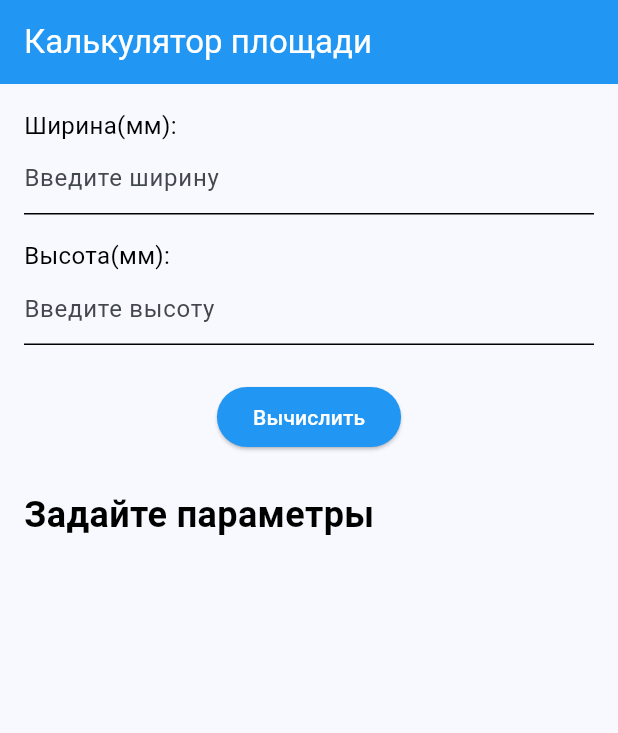
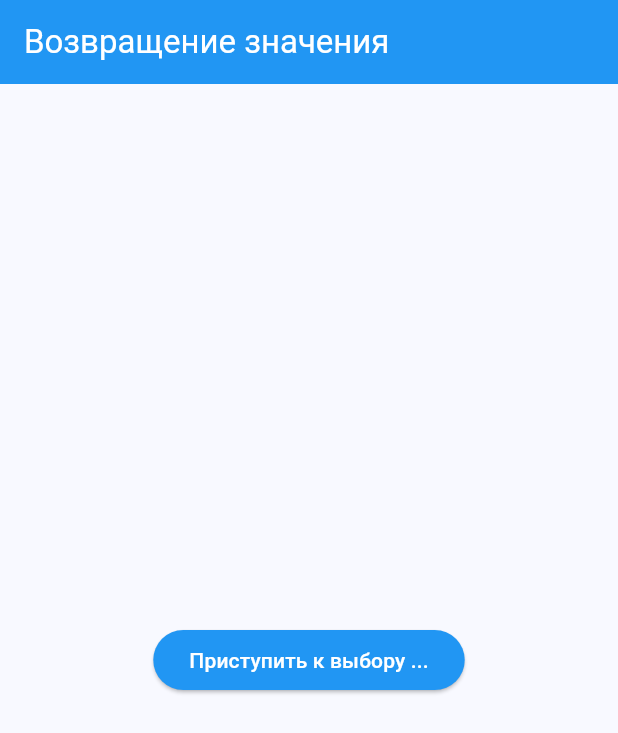
Before and after one commit to Prolesk/PI2303_Proleskovskiy, a Flutter app: the screen it shows after launch, on a phone screen of 412 x 824 dp. Shown: the top 733 px of the screen. Run offline on Flutter 3.47's test engine with Material 3 defaults, Android fonts, the phone set to English and light mode, and no system bars.

Commit message:
Добавлен переход, нажатие и всплывающее сообщение

```diff
--- a/myapp/lib/main.dart
+++ b/myapp/lib/main.dart
@@ -10,60 +10,25 @@ class MyApp extends StatelessWidget {
   @override
   Widget build(BuildContext context) {
     return MaterialApp(
-      title: 'Калькулятор площади',
+      title: 'Навигация',
       theme: ThemeData(
         colorScheme: ColorScheme.fromSeed(seedColor: Colors.blue),
       ),
-      home: const CalculatorPage(),
+      home: const FirstScreen(),
     );
   }
 }
 
-class CalculatorPage extends StatefulWidget {
-  const CalculatorPage({super.key});
+class FirstScreen extends StatelessWidget {
+  const FirstScreen({super.key});
 
-  @override
-  State<CalculatorPage> createState() => _CalculatorPageState();
-}
-
-class _CalculatorPageState extends State<CalculatorPage> {
-  final _formKey = GlobalKey<FormState>();
-  final TextEditingController _widthController = TextEditingController();
-  final TextEditingController _heightController = TextEditingController();
-
-  String _resultText = 'Задайте параметры';
-
-  void _validateAndCalculate() {
-    if (_formKey.currentState!.validate()) {
-      double width = double.parse(_widthController.text);
-      double height = double.parse(_heightController.text);
-      double area = width * height;
-
-      setState(() {
-        _resultText = 'S = $width × $height = ${area.toStringAsFixed(2)} мм²';
-      });
-    } else {
-      setState(() {
-        _resultText = 'Задайте параметры';
-      });
-    }
-  }
-
-  String? _validateInput(String? value) {
-    if (value == null || value.isEmpty) {
-      return 'Заполните поле';
-    }
-    if (value.contains('e') || value.contains('E')) {
-      return 'Числа с E не допускаются';
-    }
-    final number = double.tryParse(value);
-    if (number == null) {
-      return 'Введите корректное число';
-    }
-    if (number < 0) {
-      return 'Число не может быть отрицательным';
-    }
-    return null;
+  void _showResult(BuildContext context, String choice) {
+    ScaffoldMessenger.of(context).showSnackBar(
+      SnackBar(
+        content: Text(choice, style: const TextStyle(color: Colors.white)),
+        backgroundColor: Colors.black,
+      ),
+    );
   }
 
   @override
@@ -72,76 +37,81 @@ class _CalculatorPageState extends State<CalculatorPage> {
       appBar: AppBar(
         backgroundColor: Colors.blue,
         title: const Text(
-          'Калькулятор площади',
+          'Возвращение значения',
           style: TextStyle(color: Colors.white),
         ),
         centerTitle: false,
       ),
-      body: Padding(
-        padding: const EdgeInsets.all(16.0),
-        child: Form(
-          key: _formKey,
-          child: Column(
-            crossAxisAlignment: CrossAxisAlignment.start,
-            children: [
-              const Text(
-                'Ширина(мм):',
-                style: TextStyle(fontSize: 16, color: Colors.black),
-              ),
-              TextFormField(
-                controller: _widthController,
-                keyboardType: TextInputType.number,
-                decoration: const InputDecoration(
-                  hintText: 'Введите ширину',
-                  border: UnderlineInputBorder(),
-                  focusedBorder: UnderlineInputBorder(),
-                  enabledBorder: UnderlineInputBorder(),
-                ),
-                validator: _validateInput,
-              ),
-              const SizedBox(height: 16),
-
-              const Text(
-                'Высота(мм):',
-                style: TextStyle(fontSize: 16, color: Colors.black),
-              ),
-              TextFormField(
-                controller: _heightController,
-                keyboardType: TextInputType.number,
-                decoration: const InputDecoration(
-                  hintText: 'Введите высоту',
-                  border: UnderlineInputBorder(),
-                  focusedBorder: UnderlineInputBorder(),
-                  enabledBorder: UnderlineInputBorder(),
-                ),
-                validator: _validateInput,
-              ),
-              const SizedBox(height: 24),
-
-              Center(
-                child: ElevatedButton(
-                  onPressed: _validateAndCalculate,
-                  style: ElevatedButton.styleFrom(
-                    backgroundColor: Colors.blue,
-                    foregroundColor: Colors.white,
-                  ),
-                  child: const Text('Вычислить'),
-                ),
-              ),
-              const SizedBox(height: 24),
-
-              Text(
-                _resultText,
-                style: const TextStyle(
-                  fontSize: 24,
-                  fontWeight: FontWeight.bold,
-                  color: Colors.black,
-                ),
-              ),
-            ],
+      body: Center(
+        child: ElevatedButton(
+          onPressed: () async {
+            final result = await Navigator.push(
+              context,
+              MaterialPageRoute(builder: (context) => const SecondScreen()),
+            );
+            if (result != null) {
+              _showResult(context, result);
+            }
+          },
+          style: ElevatedButton.styleFrom(
+            backgroundColor: Colors.blue,
+            foregroundColor: Colors.white,
           ),
+          child: const Text('Приступить к выбору ...'),
         ),
       ),
     );
   }
 }
+
+class SecondScreen extends StatelessWidget {
+  const SecondScreen({super.key});
+
+  @override
+  Widget build(BuildContext context) {
+    return Scaffold(
+      appBar: AppBar(
+        backgroundColor: Colors.blue,
+        title: const Text(
+          'Выберите любой вариант',
+          style: TextStyle(color: Colors.white),
+        ),
+        centerTitle: false,
+        leading: IconButton(
+          icon: const Icon(Icons.arrow_back, color: Colors.white),
+          onPressed: () {
+            Navigator.pop(context);
+          },
+        ),
+      ),
+      body: Center(
+        child: Column(
+          mainAxisAlignment: MainAxisAlignment.center,
+          children: [
+            ElevatedButton(
+              onPressed: () {
+                Navigator.pop(context, 'Да!');
+              },
+              style: ElevatedButton.styleFrom(
+                backgroundColor: Colors.blue,
+                foregroundColor: Colors.white,
+              ),
+              child: const Text('Да!'),
+            ),
+            const SizedBox(width: 20),
+            ElevatedButton(
+              onPressed: () {
+                Navigator.pop(context, 'Нет');
+              },
+              style: ElevatedButton.styleFrom(
+                backgroundColor: Colors.blue,
+                foregroundColor: Colors.white,
+              ),
+              child: const Text('Нет'),
+            ),
+          ],
+        ),
+      ),
+    );
+  }
+}
```
